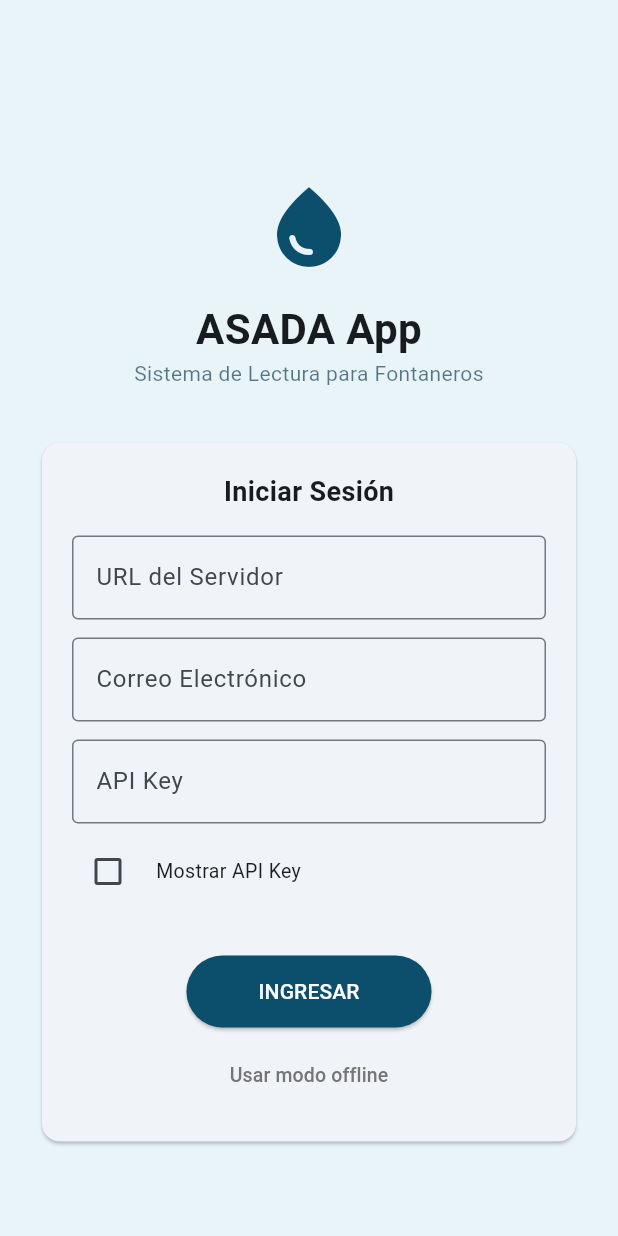
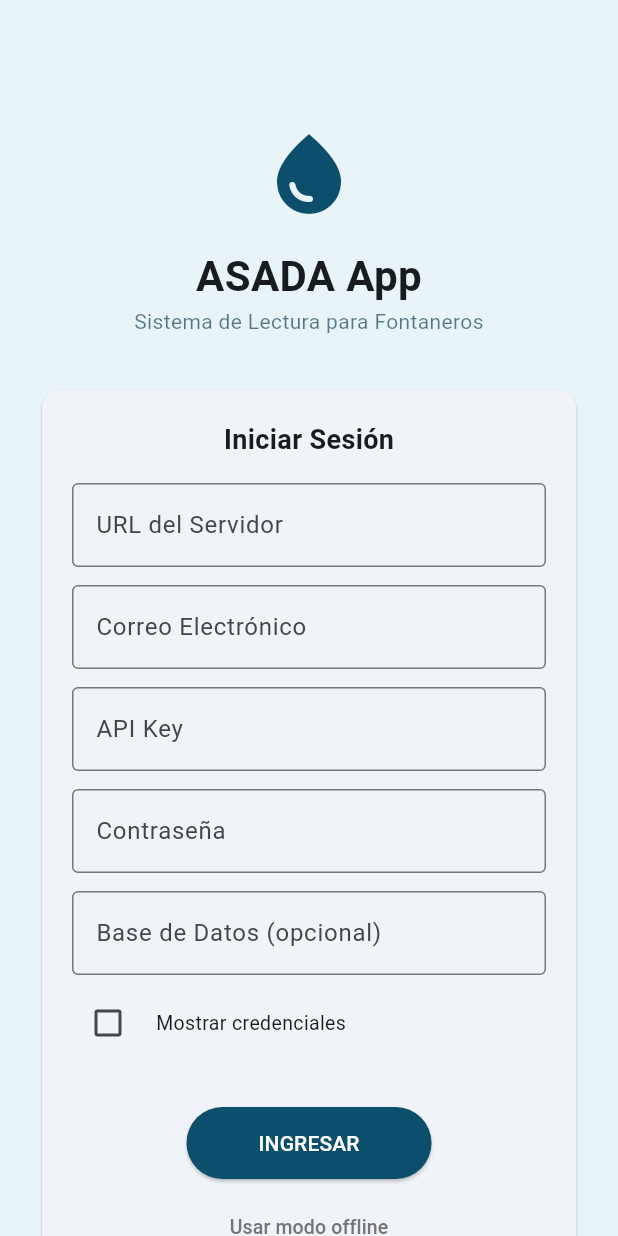
Before and after one commit to fibostech/asada_app, a Flutter app: the screen it shows after launch, after a tap on "INGRESAR", on a phone screen of 412 x 824 dp. Run offline on Flutter 3.47's test engine with Material 3 defaults, Android fonts, the phone set to English and light mode, and no system bars; our stand-ins replace dio; accounts and stored records are empty.

Commit message:
[FIX] auth: enviar password real + database configurable + errores reales (ASA-2026-001)
- ISSUE-2: formulario de login con campo Password; se envia password real al backend
- ISSUE-1: X-Odoo-Database configurable (campo opcional Database, default 'demo')
  en AuthService.login, SyncService (constructor) y AppDependencies
- ISSUE-4: parseo de respuesta 200 con Map de Dio 5 (sin jsonDecode); campo 'nombre'
- ISSUE-3: errores reales mapeados: 404 BD/URL, 401 credenciales, 500 servidor,
  timeout servidor, otros e.message
- ISSUE-5: normalizeUrl: trim() + quitar slash final
- ISSUE-6: check statusCode != 200 mantenido como fallback defensivo

Verificación: flutter analyze 0 issues, flutter test 16/16 pass

```diff
--- a/lib/app.dart
+++ b/lib/app.dart
@@ -23,6 +23,7 @@ class AppDependencies {
     http: http,
     serverUrl: _serverUrl,
     apiKey: _apiKey,
+    database: _database,
   );
 
   // BLoCs
@@ -43,11 +44,17 @@ class AppDependencies {
 
   String _serverUrl = '';
   String _apiKey = '';
+  String _database = 'demo';
 
   /// Configura las credenciales después del login.
-  void configureCredentials(String serverUrl, String apiKey) {
+  void configureCredentials(
+    String serverUrl,
+    String apiKey, {
+    String database = 'demo',
+  }) {
     _serverUrl = serverUrl;
     _apiKey = apiKey;
+    _database = database;
   }
 
   /// Limpia recursos.
--- a/lib/pages/login_page.dart
+++ b/lib/pages/login_page.dart
@@ -124,9 +124,44 @@ class _LoginPageState extends State<LoginPage> {
                         onChanged: (v) => _form.apiKey = v,
                         obscureText: !_showPassword,
                       ),
+                      const SizedBox(height: 12),
+
+                      // Password
+                      TextFormField(
+                        initialValue: _form.password,
+                        decoration: InputDecoration(
+                          labelText: 'Contraseña',
+                          hintText: 'Ingrese su contraseña',
+                          border: OutlineInputBorder(
+                            borderSide: BorderSide(
+                              color: AsadaColors.secondary,
+                              width: 1.0,
+                            ),
+                          ),
+                        ),
+                        onChanged: (v) => _form.password = v,
+                        obscureText: !_showPassword,
+                      ),
+                      const SizedBox(height: 12),
+
+                      // Base de datos (opcional, por defecto "demo")
+                      TextFormField(
+                        initialValue: _form.database,
+                        decoration: InputDecoration(
+                          labelText: 'Base de Datos (opcional)',
+                          hintText: 'demo',
+                          border: OutlineInputBorder(
+                            borderSide: BorderSide(
+                              color: AsadaColors.secondary,
+                              width: 1.0,
+                            ),
+                          ),
+                        ),
+                        onChanged: (v) => _form.database = v,
+                      ),
                       const SizedBox(height: 8),
 
-                      // Mostrar API Key
+                      // Mostrar credenciales
                       Row(
                         children: [
                           Checkbox(
@@ -136,7 +171,7 @@ class _LoginPageState extends State<LoginPage> {
                           ),
                           const SizedBox(width: 8),
                           const Text(
-                            'Mostrar API Key',
+                            'Mostrar credenciales',
                             style: TextStyle(fontSize: 13),
                           ),
                         ],
@@ -220,7 +255,8 @@ class _LoginPageState extends State<LoginPage> {
     if (_isLoading) return;
     if (_form.serverUrl.isEmpty ||
         _form.email.isEmpty ||
-        _form.apiKey.isEmpty) {
+        _form.apiKey.isEmpty ||
+        _form.password.isEmpty) {
       return;
     }
 
@@ -235,7 +271,16 @@ class _LoginPageState extends State<LoginPage> {
     });
 
     try {
-      await bloc.login(_form.serverUrl, _form.email, _form.apiKey);
+      final database = _form.database.trim().isEmpty
+          ? 'demo'
+          : _form.database.trim();
+      await bloc.login(
+        _form.serverUrl,
+        _form.email,
+        _form.apiKey,
+        password: _form.password,
+        database: database,
+      );
 
       if (timedOut) return;
 
@@ -265,26 +310,13 @@ class _LoginPageState extends State<LoginPage> {
   }
 
   void _mapErrorMessage(AuthBloc bloc) {
-    final msg = bloc.errorMessage ?? '';
-    String displayMsg;
-    if (msg.contains('conexión') ||
-        msg.contains('connect') ||
-        msg.contains('Sin conexión')) {
-      displayMsg = 'Error de conexión';
-    } else if (msg.contains('401') ||
-        msg.contains('unauthorized') ||
-        msg.contains('credencial') ||
-        msg.contains('Invalid')) {
-      displayMsg = 'Credenciales inválidas';
-    } else if (msg.contains('URL') ||
-        msg.contains('url') ||
-        msg.contains('servidor') ||
-        msg.contains('server')) {
-      displayMsg = 'URL incorrecta';
-    } else {
-      displayMsg = msg;
+    final msg = bloc.errorMessage?.trim() ?? '';
+    if (msg.isEmpty) {
+      bloc.setErrorMessage('Error de conexión');
+      return;
     }
-    bloc.setErrorMessage(displayMsg);
+    // El servicio ya entrega mensajes legibles; mostrarlos tal cual.
+    bloc.setErrorMessage(msg);
   }
 
   void _tryOffline(AuthBloc bloc) async {
@@ -302,4 +334,6 @@ class _FormData {
   String serverUrl = '';
   String email = '';
   String apiKey = '';
+  String password = '';
+  String database = '';
 }
--- a/lib/services/sync_service.dart
+++ b/lib/services/sync_service.dart
@@ -28,6 +28,7 @@ class SyncService {
   final dio.Dio _http;
   final String _serverUrl;
   final String _apiKey;
+  final String _database;
 
   SyncStatus _status = SyncStatus.idle;
   SyncStats _stats = const SyncStats();
@@ -39,9 +40,11 @@ class SyncService {
     required dio.Dio http,
     required String serverUrl,
     required String apiKey,
+    String database = 'demo',
   })  : _http = http,
         _serverUrl = serverUrl,
-        _apiKey = apiKey {
+        _apiKey = apiKey,
+        _database = database {
     _progressController = StreamController<SyncProgress>();
     progress = _progressController!.stream;
   }
@@ -127,7 +130,7 @@ class SyncService {
         headers: {
           'API-KEY': _apiKey,
           'Content-Type': 'application/json',
-          'X-Odoo-Database': 'demo',  // TODO: hacer configurable
+          'X-Odoo-Database': _database,
         },
       ),
     );
@@ -158,7 +161,7 @@ class SyncService {
           headers: {
             'API-KEY': _apiKey,
             'Content-Type': 'application/json',
-            'X-Odoo-Database': 'demo',  // TODO: hacer configurable
+            'X-Odoo-Database': _database,
           },
         ),
       );
```
Also changed, not shown: lib/bloc/auth_bloc.dart (+14 -2 lines), lib/services/auth_service.dart (+58 -9 lines).
